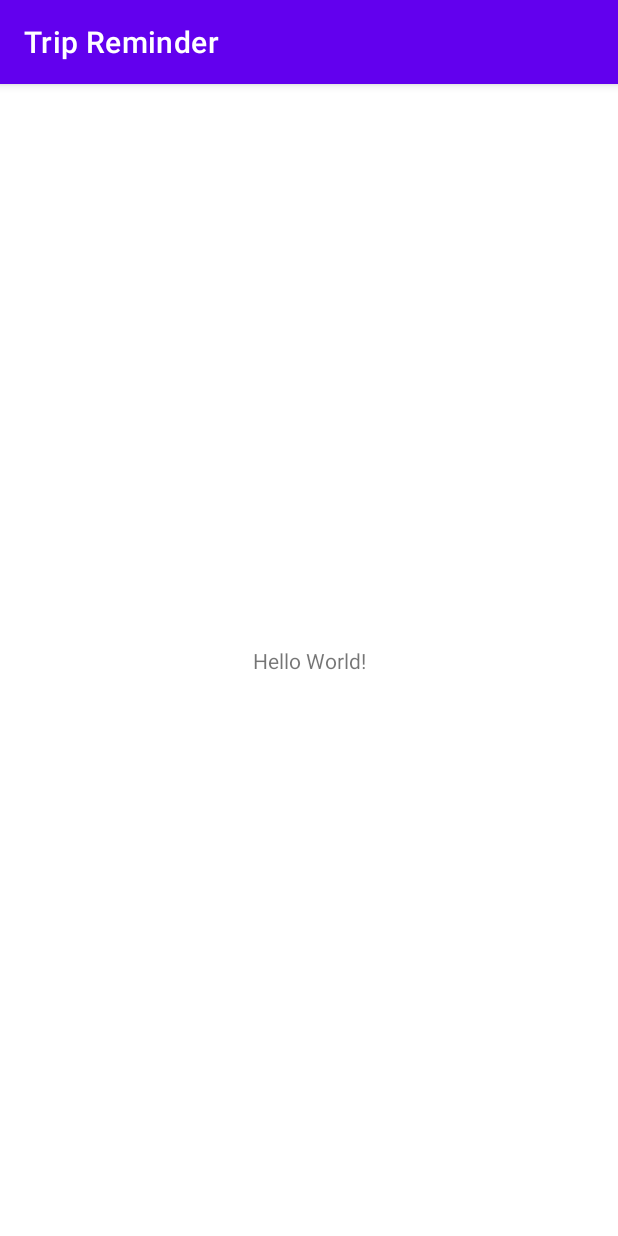
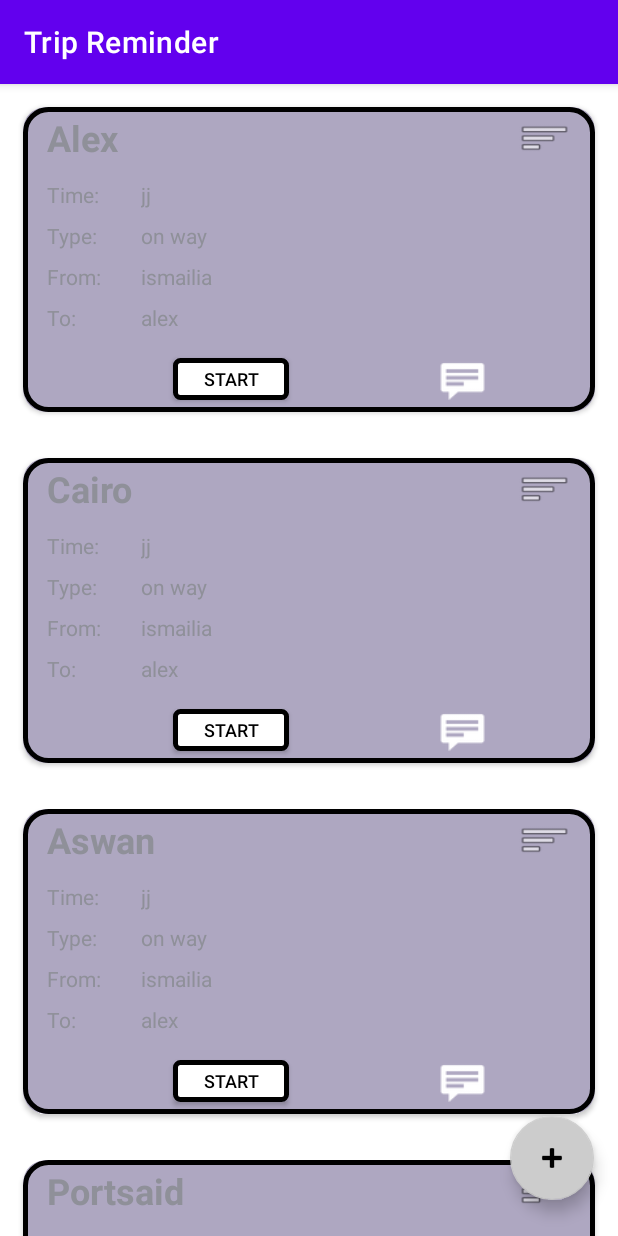
Before and after one commit to tripReminder/AndroidProject, an Android app: the screen it shows after launch (MainActivity before the commit, UpcomingTrip after it), on a phone screen of 412 x 824 dp. Run offline under Robolectric (Android 15) with nearby library versions, the phone set to English and light mode, and no system bars; our stand-ins replace Room's generated code.

Commit message:
upcoming implementation (temp)
Room still not working

```diff
--- a/app/src/main/AndroidManifest.xml
+++ b/app/src/main/AndroidManifest.xml
@@ -1,6 +1,7 @@
 <?xml version="1.0" encoding="utf-8"?>
 <manifest xmlns:android="http://schemas.android.com/apk/res/android"
     package="com.tripreminder.app">
+
 
     <application
         android:allowBackup="true"
@@ -9,14 +10,14 @@
         android:roundIcon="@mipmap/ic_launcher_round"
         android:supportsRtl="true"
         android:theme="@style/Theme.TripReminder">
-        <activity android:name=".UpcomingTrip"></activity>
-        <activity android:name=".MainActivity">
+        <activity android:name=".UpcomingTrip">
             <intent-filter>
                 <action android:name="android.intent.action.MAIN" />
 
                 <category android:name="android.intent.category.LAUNCHER" />
             </intent-filter>
         </activity>
+        <activity android:name=".MainActivity"></activity>
     </application>
 
 </manifest>
--- a/app/src/main/java/com/tripreminder/app/RecyclerViewAdapter.java
+++ b/app/src/main/java/com/tripreminder/app/RecyclerViewAdapter.java
@@ -30,12 +30,14 @@ public class RecyclerViewAdapter extends RecyclerView.Adapter<RecyclerViewAdapte
 
     @Override
     public void onBindViewHolder(ViewHolder holder, int position) {
+        int id = data[position].getTrip_id();
         String title = data[position].getTitle();
         String time = data[position].getTime();
         String type = data[position].getType();
         String from = data[position].getFrom();
         String to = data[position].getTo();
 
+        holder.trip_id = id;
         holder.titleLbl.setText(title);
         holder.timeLbl.setText(time);
         holder.typeLbl.setText(type);
@@ -50,6 +52,7 @@ public class RecyclerViewAdapter extends RecyclerView.Adapter<RecyclerViewAdapte
 
 
     public class ViewHolder extends RecyclerView.ViewHolder {
+        int trip_id;
         View view;
         TextView titleLbl, timeLbl, typeLbl, fromLbl, toLbl;
         Button menuBtn, startBtn, notesBtn;
--- a/app/src/main/java/com/tripreminder/app/Trip.java
+++ b/app/src/main/java/com/tripreminder/app/Trip.java
@@ -1,57 +1,91 @@
 package com.tripreminder.app;
 
+import androidx.annotation.NonNull;
+import androidx.annotation.Nullable;
+import androidx.room.Entity;
+import androidx.room.PrimaryKey;
+
+@Entity(tableName = "Trips")
 public class Trip {
+    @PrimaryKey
+    @NonNull
+    private int trip_id;
+    @NonNull
     private String title;
+    @NonNull
+    private boolean status;
+    @NonNull
+    private String imagePath;
+    @NonNull
     private String time;
+    @NonNull
+    private String date;
+    @NonNull
     private String type;
+    @NonNull
     private String from;
+    @NonNull
     private String to;
+    @NonNull
+    private String repetition;
+    @NonNull
+    private String note;
 
-    public Trip(String title, String time, String type, String from, String to) {
+    public Trip(int trip_id, String title, boolean status, String imagePath, String time, String date, String type, String from, String to, String repetition, String note) {
+        this.trip_id = trip_id;
         this.title = title;
+        this.status = status;
+        this.imagePath = imagePath;
         this.time = time;
+        this.date = date;
         this.type = type;
         this.from = from;
         this.to = to;
+        this.repetition = repetition;
+        this.note = note;
+    }
+
+    public int getTrip_id() {
+        return trip_id;
     }
 
     public String getTitle() {
         return title;
     }
 
-    public void setTitle(String title) {
-        this.title = title;
+    public boolean getStatus() {
+        return status;
+    }
+
+    public String getImagePath() {
+        return imagePath;
     }
 
     public String getTime() {
         return time;
     }
 
-    public void setTime(String time) {
-        this.time = time;
+    public String getDate() {
+        return date;
     }
 
     public String getType() {
         return type;
     }
 
-    public void setType(String type) {
-        this.type = type;
-    }
-
     public String getFrom() {
         return from;
-    }
-
-    public void setFrom(String from) {
-        this.from = from;
     }
 
     public String getTo() {
         return to;
     }
 
-    public void setTo(String to) {
-        this.to = to;
+    public String getRepetition() {
+        return repetition;
+    }
+
+    public String getNote() {
+        return note;
     }
 }
--- a/app/src/main/java/com/tripreminder/app/UpcomingTrip.java
+++ b/app/src/main/java/com/tripreminder/app/UpcomingTrip.java
@@ -1,16 +1,23 @@
 package com.tripreminder.app;
 
 import androidx.appcompat.app.AppCompatActivity;
+import androidx.lifecycle.ViewModelProviders;
 import androidx.recyclerview.widget.LinearLayoutManager;
 import androidx.recyclerview.widget.RecyclerView;
 
 import android.os.Bundle;
+import android.view.View;
 import android.widget.Button;
+
+import com.google.android.material.floatingactionbutton.FloatingActionButton;
+
+import java.util.UUID;
 
 public class UpcomingTrip extends AppCompatActivity {
 
     RecyclerView recyclerView;
-    Button addBtn;
+    FloatingActionButton addBtn;
+    TripViewModel tripViewModel;
 
     @Override
     protected void onCreate(Bundle savedInstanceState) {
@@ -18,9 +25,27 @@ public class UpcomingTrip extends AppCompatActivity {
         setContentView(R.layout.activity_upcoming_trip);
         addBtn = findViewById(R.id.addBtn);
 
-        Trip[] trips = new Trip[1];
-        //test data
-        trips[0] = new Trip("Alex", "10:00", "one way", "ismailia", "alex");
+        addBtn.setOnClickListener(new View.OnClickListener() {
+            @Override
+            public void onClick(View view) {
+
+            }
+        });
+    }
+
+    @Override
+    protected void onStart() {
+        super.onStart();
+
+        //final String id = UUID.randomUUID().toString();
+        //tripViewModel = ViewModelProviders.of(this).get(TripViewModel.class);
+        //Trip[] trips = tripViewModel.getAll(false);
+        Trip[] trips = new Trip[4];
+        trips[0] = new Trip(1, "Alex", false, "g", "jj", "ff", "on way", "ismailia", "alex", "no", "shgfakgkufefk");
+        trips[1] = new Trip(2, "Cairo", false, "g", "jj", "ff", "on way", "ismailia", "alex", "no", "shgfakgkufefk");
+        trips[2] = new Trip(3, "Aswan", false, "g", "jj", "ff", "on way", "ismailia", "alex", "no", "shgfakgkufefk");
+        trips[3] = new Trip(4, "Portsaid", false, "g", "jj", "ff", "on way", "ismailia", "alex", "no", "shgfakgkufefk");
+
 
         recyclerView = findViewById(R.id.recyclerView);
         recyclerView.setLayoutManager(new LinearLayoutManager(getApplicationContext()));
--- a/app/src/main/res/layout/activity_upcoming_trip.xml
+++ b/app/src/main/res/layout/activity_upcoming_trip.xml
@@ -4,6 +4,8 @@
     xmlns:tools="http://schemas.android.com/tools"
     android:layout_width="match_parent"
     android:layout_height="match_parent"
+    android:background="#FFFFFF"
+    android:contentDescription="@string/addBtn"
     tools:context=".UpcomingTrip">
 
     <androidx.recyclerview.widget.RecyclerView
@@ -15,18 +17,15 @@
         app:layout_constraintStart_toStartOf="parent"
         app:layout_constraintTop_toTopOf="parent" />
 
-    <Button
+    <com.google.android.material.floatingactionbutton.FloatingActionButton
         android:id="@+id/addBtn"
-        android:layout_width="53dp"
-        android:layout_height="51dp"
+        android:layout_width="wrap_content"
+        android:layout_height="wrap_content"
         android:layout_marginEnd="16dp"
         android:layout_marginBottom="24dp"
-        android:background="@drawable/btn_circle"
-        android:text="@string/addBtn"
-        android:textColor="#000000"
-        android:textSize="24sp"
-        app:backgroundTint="@drawable/btn_circle"
-        app:cornerRadius="500dp"
+        android:src="@android:drawable/ic_input_add"
+        app:backgroundTint="#CCCCCC"
         app:layout_constraintBottom_toBottomOf="parent"
-        app:layout_constraintEnd_toEndOf="parent" />
+        app:layout_constraintEnd_toEndOf="parent"
+        tools:ignore="@string/addBtn"/>
 </androidx.constraintlayout.widget.ConstraintLayout>
--- a/app/src/main/res/layout/upcomingtrip_row.xml
+++ b/app/src/main/res/layout/upcomingtrip_row.xml
@@ -116,7 +116,7 @@
                 android:layout_height="28dp"
                 android:layout_marginEnd="16dp"
                 android:background="@android:drawable/ic_menu_sort_by_size"
-                app:backgroundTint="#000000"
+                app:backgroundTint="#FFFFFF"
                 app:layout_constraintBottom_toBottomOf="@+id/titleLbl"
                 app:layout_constraintEnd_toEndOf="parent"
                 app:layout_constraintTop_toTopOf="@+id/titleLbl"
@@ -145,8 +145,8 @@
                 android:layout_width="31dp"
                 android:layout_height="29dp"
                 android:layout_marginStart="100dp"
-                android:background="?attr/actionModePasteDrawable"
-                app:backgroundTint="#000000"
+                android:background="@android:drawable/stat_notify_chat"
+                app:backgroundTint="#FFFFFF"
                 app:layout_constraintBottom_toBottomOf="@+id/startBtn"
                 app:layout_constraintStart_toEndOf="@+id/startBtn"
                 app:layout_constraintTop_toTopOf="@+id/startBtn" />
```
Also changed, not shown: app/build.gradle (+7 -0 lines), app/src/main/java/com/tripreminder/app/TripDao.java (added, +26 -0 lines), app/src/main/java/com/tripreminder/app/TripRoomDatabase.java (added, +28 -0 lines), app/src/main/java/com/tripreminder/app/TripViewModel.java (added, +61 -0 lines).
